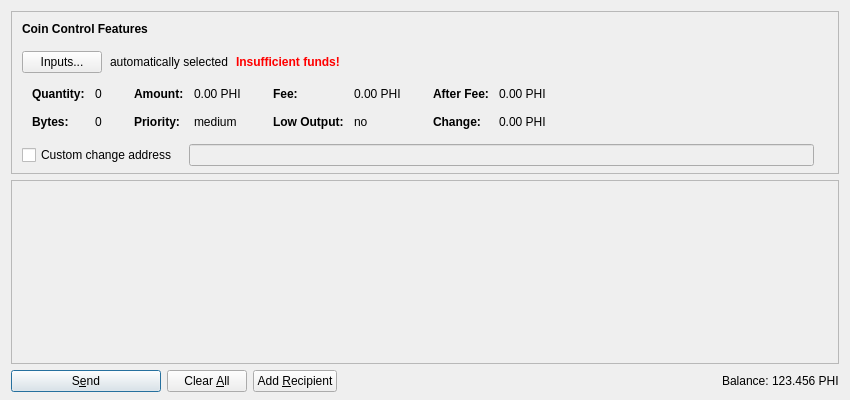
The window that src/qt/forms/sendcoinsdialog.ui (bryceweiner/nautiluscoin) describes before a commit, drawn with Qt 5.
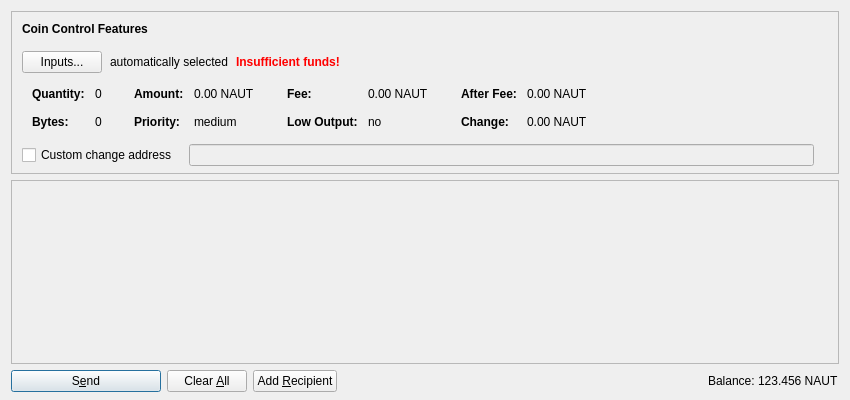
The same window after the commit. Icons and pictures are not drawn. Custom widgets are drawn as their Qt base class.

Commit message: PHI -> NAUT

```diff
--- a/src/qt/forms/sendcoinsdialog.ui
+++ b/src/qt/forms/sendcoinsdialog.ui
@@ -321,7 +321,7 @@
                   <enum>Qt::ActionsContextMenu</enum>
                  </property>
                  <property name="text">
-                  <string notr="true">0.00 PHI</string>
+                  <string notr="true">0.00 NAUT</string>
                  </property>
                  <property name="textInteractionFlags">
                   <set>Qt::LinksAccessibleByMouse|Qt::TextSelectableByKeyboard|Qt::TextSelectableByMouse</set>
@@ -401,7 +401,7 @@
                   <enum>Qt::ActionsContextMenu</enum>
                  </property>
                  <property name="text">
-                  <string notr="true">0.00 PHI</string>
+                  <string notr="true">0.00 NAUT</string>
                  </property>
                  <property name="textInteractionFlags">
                   <set>Qt::LinksAccessibleByMouse|Qt::TextSelectableByKeyboard|Qt::TextSelectableByMouse</set>
@@ -481,7 +481,7 @@
                   <enum>Qt::ActionsContextMenu</enum>
                  </property>
                  <property name="text">
-                  <string notr="true">0.00 PHI</string>
+                  <string notr="true">0.00 NAUT</string>
                  </property>
                  <property name="textInteractionFlags">
                   <set>Qt::LinksAccessibleByMouse|Qt::TextSelectableByKeyboard|Qt::TextSelectableByMouse</set>
@@ -510,7 +510,7 @@
                   <enum>Qt::ActionsContextMenu</enum>
                  </property>
                  <property name="text">
-                  <string notr="true">0.00 PHI</string>
+                  <string notr="true">0.00 NAUT</string>
                  </property>
                  <property name="textInteractionFlags">
                   <set>Qt::LinksAccessibleByMouse|Qt::TextSelectableByKeyboard|Qt::TextSelectableByMouse</set>
@@ -765,7 +765,7 @@
           <cursorShape>IBeamCursor</cursorShape>
          </property>
          <property name="text">
-          <string notr="true">123.456 PHI</string>
+          <string notr="true">123.456 NAUT</string>
          </property>
          <property name="textInteractionFlags">
           <set>Qt::LinksAccessibleByMouse|Qt::TextSelectableByKeyboard|Qt::TextSelectableByMouse</set>
```
The commit also changes 13 other files.
